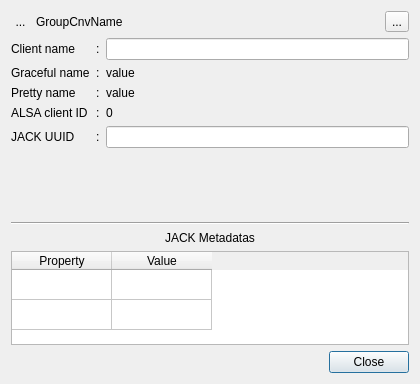
This is resources/ui/canvas_group_info.ui in Houston4444/HoustonPatchbay as Qt 5 draws it before an edit. The edited form follows.
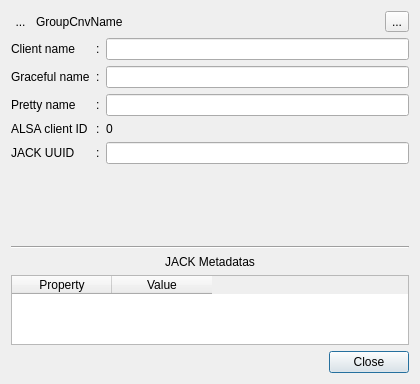
This is the edited form. Icons and pictures are not drawn.

Commit message: cosmetics on group info dialog and port_info_dialog

What changed in the file:
```diff
--- a/resources/ui/canvas_group_info.ui
+++ b/resources/ui/canvas_group_info.ui
@@ -133,13 +133,6 @@
        </property>
       </widget>
      </item>
-     <item row="2" column="4">
-      <widget class="QLabel" name="labelInternalPrettyNameValue">
-       <property name="text">
-        <string>value</string>
-       </property>
-      </widget>
-     </item>
      <item row="5" column="4">
       <widget class="QLineEdit" name="lineEditUuid">
        <property name="readOnly">
@@ -202,9 +195,22 @@
       </widget>
      </item>
      <item row="1" column="4">
-      <widget class="QLabel" name="labelGracefulNameValue">
-       <property name="text">
-        <string>value</string>
+      <widget class="QLineEdit" name="lineEditGracefulName">
+       <property name="toolTip">
+        <string>Name generated from the client name, substituting '_' with spaces, and hidding the prefix if it seems to be a NSM client</string>
+       </property>
+       <property name="readOnly">
+        <bool>true</bool>
+       </property>
+      </widget>
+     </item>
+     <item row="2" column="4">
+      <widget class="QLineEdit" name="lineEditPrettyName">
+       <property name="toolTip">
+        <string>Internal pretty name, set when user renames the client with the context menu.</string>
+       </property>
+       <property name="readOnly">
+        <bool>true</bool>
        </property>
       </widget>
      </item>
@@ -258,7 +264,7 @@
       <set>QAbstractItemView::AllEditTriggers</set>
      </property>
      <property name="rowCount">
-      <number>2</number>
+      <number>0</number>
      </property>
      <property name="columnCount">
       <number>2</number>
@@ -269,8 +275,6 @@
      <attribute name="verticalHeaderVisible">
       <bool>false</bool>
      </attribute>
-     <row/>
-     <row/>
      <column>
       <property name="text">
        <string>Property</string>
```
Left out of the diff: 6 changed lines with no effect on the pictures. The commit also changes 3 other files.
